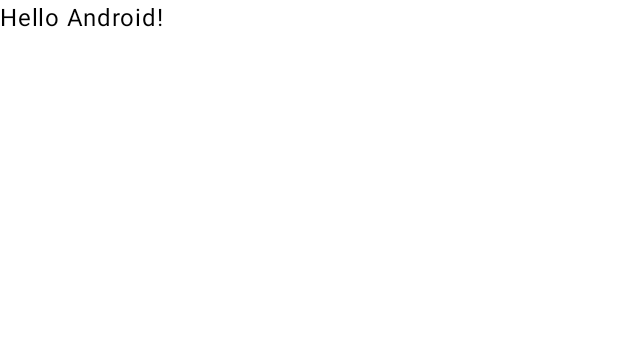
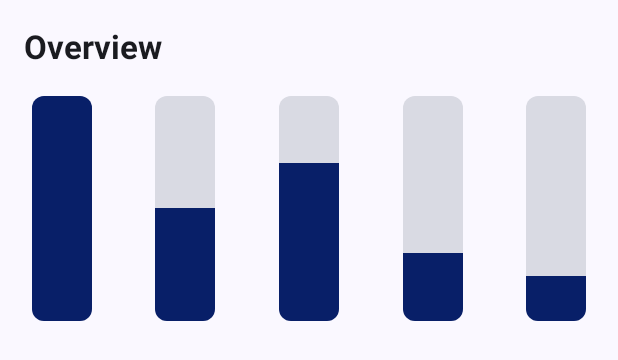
Before and after one commit to 1712916/android-jetpack-compose, an Android app built with Jetpack Compose: the @Preview function GreetingPreview, on a phone screen of 412 x 824 dp. Shown: the top 360 px of the screen. Run offline under Robolectric (Android 15) with nearby library versions, the phone set to English and light mode, and no system bars.

Commit message:
add tracking column ui

```diff
--- /dev/null
+++ b/app/src/main/java/com/example/android_jetpack_compose/views/DashBoardView.kt
@@ -0,0 +1,138 @@
+package com.example.android_jetpack_compose.views
+
+import androidx.compose.foundation.background
+import androidx.compose.foundation.border
+import androidx.compose.foundation.layout.Arrangement
+import androidx.compose.foundation.layout.Box
+import androidx.compose.foundation.layout.Column
+import androidx.compose.foundation.layout.Row
+import androidx.compose.foundation.layout.fillMaxHeight
+import androidx.compose.foundation.layout.fillMaxWidth
+
+import androidx.compose.foundation.layout.height
+import androidx.compose.foundation.layout.padding
+import androidx.compose.foundation.layout.width
+import androidx.compose.foundation.shape.RoundedCornerShape
+import androidx.compose.material3.ExperimentalMaterial3Api
+
+
+import androidx.compose.material3.Scaffold
+import androidx.compose.material3.Text
+import androidx.compose.material3.TopAppBar
+import androidx.compose.runtime.Composable
+import androidx.compose.ui.Alignment
+import androidx.compose.ui.Modifier
+import androidx.compose.ui.draw.clip
+import androidx.compose.ui.graphics.Color
+import androidx.compose.ui.text.font.FontWeight
+import androidx.compose.ui.tooling.preview.Preview
+import androidx.compose.ui.unit.dp
+import com.example.android_jetpack_compose.ui.theme.AndroidjetpackcomposeTheme
+
+val primaryColor = Color(0xFF081f68);
+val grayColor = Color(0xFFd9dae3);
+
+@OptIn(ExperimentalMaterial3Api::class)
+@Composable
+fun DashBoardView() {
+    Scaffold(
+        topBar = {
+            AppBar(title = "Overview")
+        },
+        content = { contentPadding ->
+
+            Column(
+                Modifier
+                    .padding(contentPadding)
+                    .fillMaxWidth()
+                    .fillMaxHeight()
+            ) {
+
+                // week tracking
+                WeekTracker()
+                //month budget
+            }
+        }
+    )
+}
+
+@Composable
+fun WeekTracker() {
+
+    Row(
+        modifier = Modifier
+            .fillMaxWidth()
+            .fillMaxHeight(),
+        horizontalArrangement = Arrangement.SpaceAround,
+    ) {
+        TrackingColum(percent = 1.0)
+        TrackingColum(percent = 0.5)
+        TrackingColum(percent = 0.7)
+        TrackingColum(percent = 0.3)
+        TrackingColum(percent = 0.2)
+    }
+}
+
+@Composable
+private fun TrackingColum(height: Double? = null, width: Double? = null, percent: Double = 0.0) {
+    val trackColumnHeight: Double = 150.0
+    val trackColumnWidth: Double = 40.0
+    val finalHeight = height ?: trackColumnHeight
+    val finalWidth = width ?: trackColumnWidth
+    val borderRadius = 8.0;
+    Box(
+        modifier = Modifier
+            .background(color = grayColor, shape = RoundedCornerShape(borderRadius.dp))
+            .height(finalHeight.dp)
+            .width(finalWidth.dp)
+            .clip(RoundedCornerShape(borderRadius.dp))
+
+    ) {
+
+        Box(
+            modifier = Modifier
+                .background(color = primaryColor)
+                .height((finalHeight * percent).dp)
+                .width(finalWidth.dp)
+                .align(alignment = Alignment.BottomCenter),
+        )
+    }
+}
+
+@Composable
+fun SimpleColumn() {
+    Column {
+        Text(
+            text = "Column Text 1",
+            Modifier.background(Color.Red)
+        )
+        Text(text = "Column Text 2", Modifier.background(Color.White))
+        Text(text = "Column Text 3", Modifier.background(Color.Green))
+    }
+}
+
+@OptIn(ExperimentalMaterial3Api::class)
+@Composable
+fun AppBar(title: String) {
+
+    // TopAppBar Composable
+    TopAppBar(
+        // Provide Title
+        title = {
+            Text(
+                text = title,
+                fontWeight = FontWeight.Bold,
+
+                )
+        },
+
+        )
+}
+
+@Preview(showBackground = true)
+@Composable
+fun GreetingPreview() {
+    AndroidjetpackcomposeTheme {
+        DashBoardView()
+    }
+}
```
Also changed, not shown: app/src/main/java/com/example/android_jetpack_compose/MainActivity.kt (+43 -10 lines).
